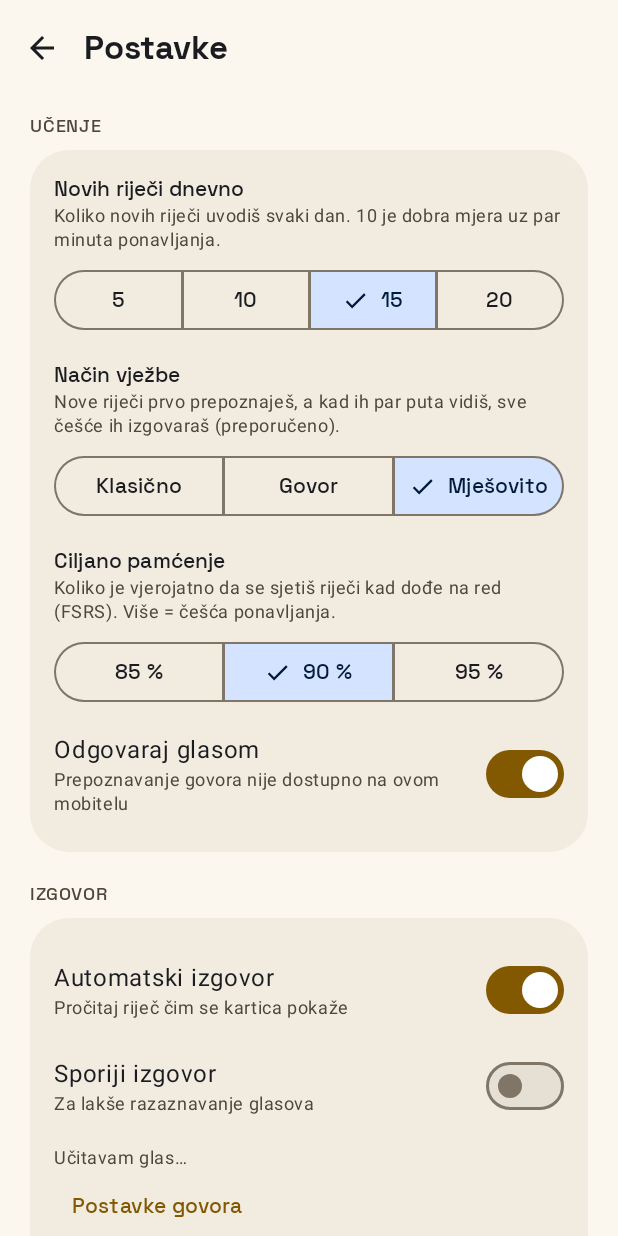
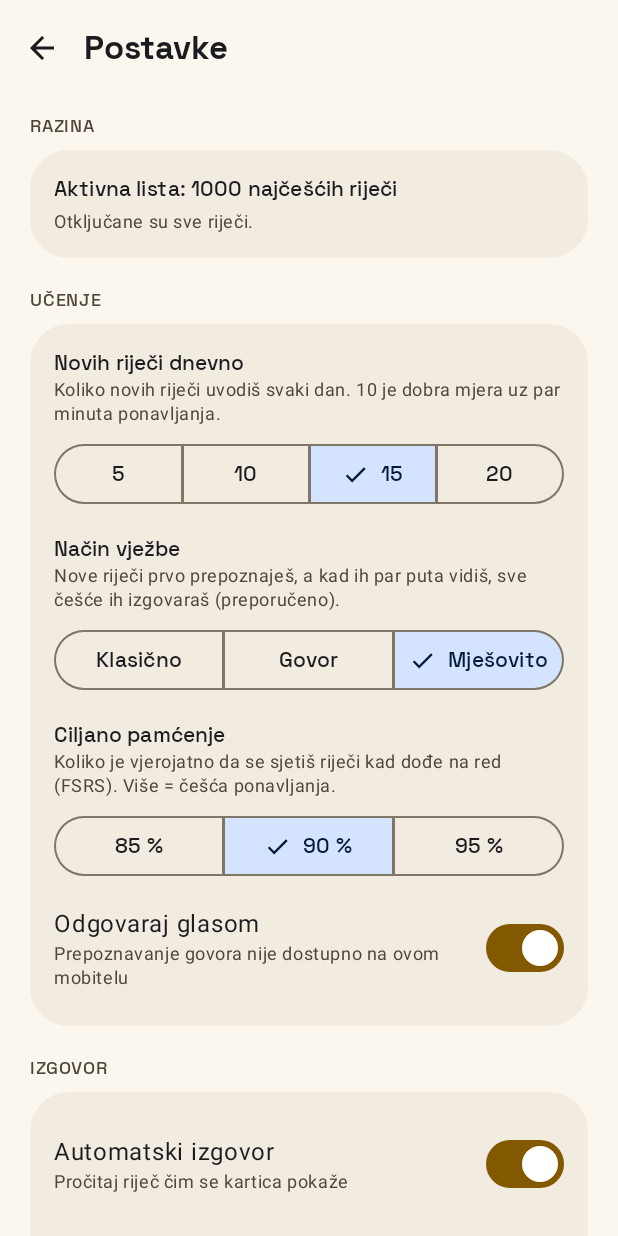
Before and after one commit to deganegane/wortschatz, an Android app built with Jetpack Compose: the screen it shows after launch (MainActivity), after a tap on "15", on a phone screen of 412 x 824 dp. Run offline under Robolectric (Android 15) with nearby library versions, the phone set to English and light mode, and no system bars; 1 other tap on this screen came first.

Commit message:
Razine: aktivna lista po 1000 riječi, otključavanje na 80 % svladanog
Co-Authored-By: Claude Opus 5.5 <noreply@anthropic.com>
Claude-Session: https://claude.ai/code/session_01FN661fJer8AfzKeMRmLgmC

```diff
--- a/app/src/main/java/io/github/deganegane/wortschatz/AppViewModel.kt
+++ b/app/src/main/java/io/github/deganegane/wortschatz/AppViewModel.kt
@@ -23,7 +23,9 @@ data class UiState(
     val listen: ListenState = ListenState(),
     /** Undo stack of the placement test: rank and the card it had before. */
     val testUndo: List<Triple<Int, Card?, Card>> = emptyList(),
-    val today: Long = today()
+    val today: Long = today(),
+    /** Size of the whole bundled list (the active [words] are the first level × 1000). */
+    val allCount: Int = 0
 ) {
     private val byRank: Map<Int, Word> by lazy { words.associateBy { it.rank } }
     fun word(rank: Int): Word? = byRank[rank]
@@ -58,11 +60,24 @@ data class UiState(
             return minOf(budget, available)
         }
     val streak: Int get() = Srs.streak(days, today)
+
+    /** Levels the bundled list supports (4 with 4000 words). */
+    val maxLevel: Int get() = (allCount + LEVEL_SIZE - 1) / LEVEL_SIZE
+
+    /** Words of the active list you know or have mastered. */
+    val solid: Int get() = count(Bucket.KNOWN) + count(Bucket.MASTERED)
+
+    /** Needed for the next level. */
+    val unlockTarget: Int get() = (words.size * UNLOCK_SHARE).toInt()
+
+    val canUnlock: Boolean get() = settings.level < maxLevel && solid >= unlockTarget
 }
 
 class AppViewModel(app: Application) : AndroidViewModel(app) {
 
     private val store = Store(app)
+    /** The whole bundled list; [UiState.words] holds the active levels. */
+    private var allWords: List<Word> = emptyList()
     private val _state = MutableStateFlow(UiState(settings = store.loadSettings()))
     val state: StateFlow<UiState> = _state.asStateFlow()
 
@@ -88,7 +103,15 @@ class AppViewModel(app: Application) : AndroidViewModel(app) {
                 Triple(WordRepo.load(getApplication()), store.loadCards(), store.loadDays())
             }
             _state.update {
-                it.copy(loading = false, words = loaded.first, cards = loaded.second, days = loaded.third, today = today())
+                allWords = loaded.first
+                it.copy(
+                    loading = false,
+                    words = activeWords(it.settings.level),
+                    allCount = allWords.size,
+                    cards = loaded.second,
+                    days = loaded.third,
+                    today = today()
+                )
             }
             // Alarms vanish after a force-stop; re-arm on every start.
             Reminders.reschedule(getApplication(), _state.value.settings)
@@ -328,9 +351,22 @@ class AppViewModel(app: Application) : AndroidViewModel(app) {
 
     // ---- Settings ---------------------------------------------------------
 
+    private fun activeWords(level: Int): List<Word> = allWords.filter { it.rank <= level * LEVEL_SIZE }
+
+    /** Switch the active list to the top [level] × 1000 words. Progress on every word is kept. */
+    fun setLevel(level: Int) {
+        val l = level.coerceIn(1, maxOf(1, _state.value.maxLevel))
+        updateSettings { it.copy(level = l) }
+    }
+
     fun updateSettings(transform: (Settings) -> Settings) {
         val next = transform(_state.value.settings)
-        _state.update { it.copy(settings = next) }
+        _state.update {
+            it.copy(
+                settings = next,
+                words = if (next.level != it.settings.level) activeWords(next.level) else it.words
+            )
+        }
         store.saveSettings(next)
         Reminders.reschedule(getApplication(), next)
     }
--- a/app/src/main/java/io/github/deganegane/wortschatz/Data.kt
+++ b/app/src/main/java/io/github/deganegane/wortschatz/Data.kt
@@ -57,7 +57,8 @@ class Store(ctx: Context) {
         reminderHour = prefs.getInt("reminderHour", 19),
         reminderMinute = prefs.getInt("reminderMinute", 0),
         themeMode = enumOr(prefs.getString("themeMode", null), ThemeMode.SYSTEM),
-        dynamicColor = prefs.getBoolean("dynamicColor", false)
+        dynamicColor = prefs.getBoolean("dynamicColor", false),
+        level = prefs.getInt("level", 1).coerceAtLeast(1)
     )
 
     fun saveSettings(s: Settings) {
@@ -73,6 +74,7 @@ class Store(ctx: Context) {
             .putInt("reminderMinute", s.reminderMinute)
             .putString("themeMode", s.themeMode.name)
             .putBoolean("dynamicColor", s.dynamicColor)
+            .putInt("level", s.level)
             .apply()
     }
 
--- a/app/src/main/java/io/github/deganegane/wortschatz/Model.kt
+++ b/app/src/main/java/io/github/deganegane/wortschatz/Model.kt
@@ -74,6 +74,10 @@ enum class Status(val code: Int) {
 /** Interval (days) from which a learning word counts as "naučeno" (mastered). */
 const val MASTERED_DAYS = 21.0
 
+/** Words per level, and the share of a level that must be known or mastered to unlock the next. */
+const val LEVEL_SIZE = 1000
+const val UNLOCK_SHARE = 0.8
+
 const val BLANK = "_____"
 
 data class Card(
@@ -146,7 +150,9 @@ data class Settings(
     val reminderHour: Int = 19,
     val reminderMinute: Int = 0,
     val themeMode: ThemeMode = ThemeMode.SYSTEM,
-    val dynamicColor: Boolean = false
+    val dynamicColor: Boolean = false,
+    /** Active list size in thousands: 1 = top 1000 … 4 = top 4000. */
+    val level: Int = 1
 )
 
 /** Activity of one calendar day. */
--- a/app/src/main/java/io/github/deganegane/wortschatz/ui/SettingsScreen.kt
+++ b/app/src/main/java/io/github/deganegane/wortschatz/ui/SettingsScreen.kt
@@ -21,6 +21,11 @@ import androidx.compose.foundation.verticalScroll
 import androidx.compose.material.icons.Icons
 import androidx.compose.material.icons.filled.ArrowBack
 import androidx.compose.material3.AlertDialog
+import androidx.compose.material3.Button
+import androidx.compose.material3.LinearProgressIndicator
+import androidx.compose.foundation.shape.RoundedCornerShape
+import androidx.compose.ui.draw.clip
+import io.github.deganegane.wortschatz.UNLOCK_SHARE
 import androidx.compose.material3.Card
 import androidx.compose.material3.CardDefaults
 import androidx.compose.material3.ExperimentalMaterial3Api
@@ -87,6 +92,10 @@ fun SettingsScreen(vm: AppViewModel, state: UiState, onBack: () -> Unit) {
                 .verticalScroll(rememberScrollState())
                 .padding(horizontal = 20.dp)
         ) {
+            Group("Razina") {
+                LevelSection(vm, state)
+            }
+
             Group("Učenje") {
                 Label("Novih riječi dnevno", "Koliko novih riječi uvodiš svaki dan. 10 je dobra mjera uz par minuta ponavljanja.")
                 Choice(listOf(5, 10, 15, 20), s.newPerDay, { it.toString() }) { n -> vm.updateSettings { it.copy(newPerDay = n) } }
@@ -198,7 +207,7 @@ fun SettingsScreen(vm: AppViewModel, state: UiState, onBack: () -> Unit) {
             }
 
             Text(
-                "Wortschatz ${BuildConfigInfo.versionName(context)} · 1000 najčešćih riječi s primjerima za razgovor. " +
+                "Wortschatz ${BuildConfigInfo.versionName(context)} · ${state.allCount} najčešćih riječi s primjerima za razgovor. " +
                     "Font Space Grotesk (SIL Open Font License).",
                 style = MaterialTheme.typography.bodySmall,
                 color = MaterialTheme.colorScheme.onSurfaceVariant,
@@ -234,6 +243,65 @@ fun SettingsScreen(vm: AppViewModel, state: UiState, onBack: () -> Unit) {
                 }) { Text("Resetiraj", color = MaterialTheme.colorScheme.error) }
             },
             dismissButton = { TextButton(onClick = { confirmReset = false }) { Text("Odustani") } }
+        )
+    }
+}
+
+@Composable
+private fun LevelSection(vm: AppViewModel, state: UiState) {
+    val s = state.settings
+    var confirmEarly by remember { mutableStateOf(false) }
+    Text("Aktivna lista: ${s.level * 1000} najčešćih riječi", style = MaterialTheme.typography.titleSmall)
+    Spacer(Modifier.height(4.dp))
+    if (s.level < state.maxLevel) {
+        Text(
+            "Sljedećih 1000 otključava se kad znaš ili svladaš ${(UNLOCK_SHARE * 100).toInt()} % trenutne liste: " +
+                "${state.solid} / ${state.unlockTarget}.",
+            style = MaterialTheme.typography.bodySmall,
+            color = MaterialTheme.colorScheme.onSurfaceVariant
+        )
+        Spacer(Modifier.height(10.dp))
+        LinearProgressIndicator(
+            progress = { (state.solid.toFloat() / state.unlockTarget.coerceAtLeast(1)).coerceAtMost(1f) },
+            modifier = Modifier.fillMaxWidth().height(8.dp).clip(RoundedCornerShape(50)),
+            trackColor = MaterialTheme.colorScheme.surfaceContainerHighest
+        )
+        Spacer(Modifier.height(8.dp))
+        Row(verticalAlignment = Alignment.CenterVertically) {
+            Button(onClick = { vm.setLevel(s.level + 1) }, enabled = state.canUnlock) {
+                Text("Otključaj ${(s.level + 1) * 1000}")
+            }
+            Spacer(Modifier.width(8.dp))
+            if (!state.canUnlock) TextButton(onClick = { confirmEarly = true }) { Text("Ipak sada") }
+        }
+    } else {
+        Text(
+            "Otključane su sve riječi.",
+            style = MaterialTheme.typography.bodySmall,
+            color = MaterialTheme.colorScheme.onSurfaceVariant
+        )
+    }
+    if (s.level > 1) {
+        TextButton(onClick = { vm.setLevel(s.level - 1) }) { Text("Vrati na ${(s.level - 1) * 1000}") }
+    }
+
+    if (confirmEarly) {
+        AlertDialog(
+            onDismissRequest = { confirmEarly = false },
+            title = { Text("Otključati prije vremena?") },
+            text = {
+                Text(
+                    "Nove riječi dolaze tek kad potrošiš sve iz trenutne liste, pa se ništa ne gubi. " +
+                        "Ali češće riječi donose više u razgovoru — preporuka je prvo svladati ovu razinu."
+                )
+            },
+            confirmButton = {
+                TextButton(onClick = {
+                    vm.setLevel(s.level + 1)
+                    confirmEarly = false
+                }) { Text("Otključaj") }
+            },
+            dismissButton = { TextButton(onClick = { confirmEarly = false }) { Text("Odustani") } }
         )
     }
 }
```
Also changed, not shown: app/src/main/java/io/github/deganegane/wortschatz/ui/TodayTab.kt (+28 -1 lines).
